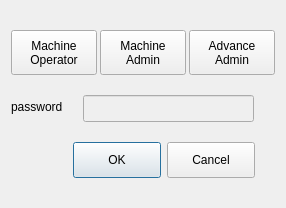
dongdong-2009/3-5AxisRobot, file custom_widgets/programhead/passworddialog_5.ui: the form before one commit.
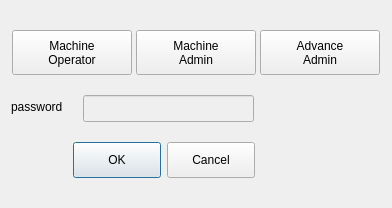
The form after the commit. Icons and pictures are not drawn. Custom widgets are drawn as their Qt base class.

Patch:
```diff
--- a/custom_widgets/programhead/passworddialog_5.ui
+++ b/custom_widgets/programhead/passworddialog_5.ui
@@ -6,16 +6,10 @@
    <rect>
     <x>0</x>
     <y>0</y>
-    <width>284</width>
+    <width>392</width>
     <height>208</height>
    </rect>
   </property>
-  <property name="maximumSize">
-   <size>
-    <width>284</width>
-    <height>208</height>
-   </size>
-  </property>
   <property name="windowTitle">
    <string>Switch Level</string>
   </property>
@@ -55,13 +49,13 @@
        </property>
        <property name="minimumSize">
         <size>
-         <width>86</width>
+         <width>120</width>
          <height>45</height>
         </size>
        </property>
        <property name="maximumSize">
         <size>
-         <width>88</width>
+         <width>120</width>
          <height>120</height>
         </size>
        </property>
@@ -87,13 +81,13 @@
        </property>
        <property name="minimumSize">
         <size>
-         <width>86</width>
+         <width>120</width>
          <height>45</height>
         </size>
        </property>
        <property name="maximumSize">
         <size>
-         <width>88</width>
+         <width>120</width>
          <height>16777215</height>
         </size>
        </property>
@@ -119,13 +113,13 @@
        </property>
        <property name="minimumSize">
         <size>
-         <width>86</width>
+         <width>120</width>
          <height>45</height>
         </size>
        </property>
        <property name="maximumSize">
         <size>
-         <width>88</width>
+         <width>120</width>
          <height>16777215</height>
         </size>
        </property>
```
